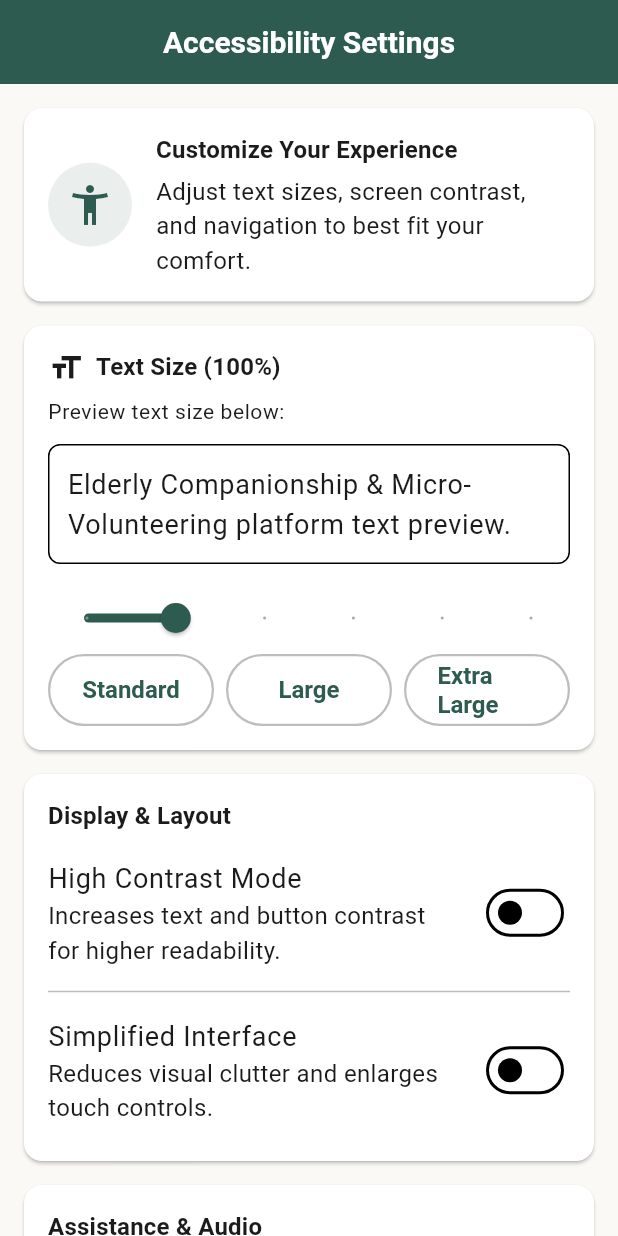
After one commit to dilmithp/SE3080-Group18_Assignment01, a Flutter app: the AccessibilitySettingsScreen screen opened by its route, on a phone screen of 412 x 824 dp. The commit adds this screen. Run offline on Flutter 3.47's test engine with Material 3 defaults, Android fonts, the phone set to English and light mode, and no system bars; our stand-ins replace cloud_firestore, dartz, firebase_auth, firebase_core, firebase_messaging, firebase_storage and 4 more; accounts and stored records are empty; generated files the repository leaves out were written again.

Commit message:
feat(design-system): add accessibility settings screen and voice-guided prompts support

```diff
--- a/lib/core/routing/app_router.dart
+++ b/lib/core/routing/app_router.dart
@@ -12,6 +12,7 @@ import 'package:elderly_companion/features/auth_trust/presentation/screens/signu
 import 'package:elderly_companion/features/auth_trust/presentation/screens/verification_screen.dart';
 import 'package:elderly_companion/features/matching/presentation/screens/match_details_screen.dart';
 import 'package:elderly_companion/features/matching/presentation/screens/matching_screen.dart';
+import 'package:elderly_companion/features/profiles/presentation/screens/accessibility_settings_screen.dart';
 import 'package:elderly_companion/features/profiles/presentation/screens/edit_profile_screen.dart';
 import 'package:elderly_companion/features/profiles/presentation/screens/profile_screen.dart';
 import 'package:elderly_companion/features/scheduling/presentation/screens/scheduling_screen.dart';
@@ -100,6 +101,11 @@ final goRouterProvider = Provider<GoRouter>((ref) {
         builder: (context, state) => const EditProfileScreen(),
       ),
       GoRoute(
+        path: RouteNames.accessibilitySettings,
+        name: 'accessibilitySettings',
+        builder: (context, state) => const AccessibilitySettingsScreen(),
+      ),
+      GoRoute(
         path: RouteNames.matching,
         name: 'matching',
         builder: (context, state) => const MatchingScreen(),
--- a/lib/core/routing/route_names.dart
+++ b/lib/core/routing/route_names.dart
@@ -17,6 +17,7 @@ class RouteNames {
   // profiles
   static const String profile = '/profile';
   static const String editProfile = '/profile/edit';
+  static const String accessibilitySettings = '/accessibility-settings';
 
   // matching
   static const String matching = '/matching';
--- a/lib/core/theme/accessibility/accessibility_controller.dart
+++ b/lib/core/theme/accessibility/accessibility_controller.dart
@@ -6,6 +6,7 @@ import 'package:elderly_companion/core/theme/accessibility/accessibility_state.d
 const _prefsKeyTextScale = 'accessibility.textScale';
 const _prefsKeyHighContrast = 'accessibility.highContrast';
 const _prefsKeySimplifiedMode = 'accessibility.simplifiedMode';
+const _prefsKeyVoiceGuidedPrompts = 'accessibility.voiceGuidedPrompts';
 
 /// Owns [AccessibilityState] and persists it with `shared_preferences` so
 /// preferences survive app restarts. Consumed by app.dart to drive
@@ -23,6 +24,7 @@ class AccessibilityController extends Notifier<AccessibilityState> {
       textScale: prefs.getDouble(_prefsKeyTextScale) ?? 1.0,
       highContrast: prefs.getBool(_prefsKeyHighContrast) ?? false,
       simplifiedMode: prefs.getBool(_prefsKeySimplifiedMode) ?? false,
+      voiceGuidedPrompts: prefs.getBool(_prefsKeyVoiceGuidedPrompts) ?? false,
     );
   }
 
@@ -47,6 +49,12 @@ class AccessibilityController extends Notifier<AccessibilityState> {
     final prefs = await SharedPreferences.getInstance();
     await prefs.setBool(_prefsKeySimplifiedMode, enabled);
   }
+
+  Future<void> setVoiceGuidedPrompts(bool enabled) async {
+    state = state.copyWith(voiceGuidedPrompts: enabled);
+    final prefs = await SharedPreferences.getInstance();
+    await prefs.setBool(_prefsKeyVoiceGuidedPrompts, enabled);
+  }
 }
 
 final accessibilityControllerProvider =
--- a/lib/core/theme/accessibility/accessibility_state.dart
+++ b/lib/core/theme/accessibility/accessibility_state.dart
@@ -8,6 +8,7 @@ class AccessibilityState {
     this.textScale = 1.0,
     this.highContrast = false,
     this.simplifiedMode = false,
+    this.voiceGuidedPrompts = false,
   });
 
   /// Multiplier applied on top of the base 16sp body text. Clamped to
@@ -21,6 +22,9 @@ class AccessibilityState {
   /// targets, simpler wording. Individual screens read this flag and adapt.
   final bool simplifiedMode;
 
+  /// Enables voice-guided prompt descriptions and audio cues for screen elements.
+  final bool voiceGuidedPrompts;
+
   static const double minTextScale = 0.85;
   static const double maxTextScale = 1.6;
 
@@ -28,11 +32,13 @@ class AccessibilityState {
     double? textScale,
     bool? highContrast,
     bool? simplifiedMode,
+    bool? voiceGuidedPrompts,
   }) {
     return AccessibilityState(
       textScale: textScale ?? this.textScale,
       highContrast: highContrast ?? this.highContrast,
       simplifiedMode: simplifiedMode ?? this.simplifiedMode,
+      voiceGuidedPrompts: voiceGuidedPrompts ?? this.voiceGuidedPrompts,
     );
   }
 
@@ -40,6 +46,7 @@ class AccessibilityState {
         'textScale': textScale,
         'highContrast': highContrast,
         'simplifiedMode': simplifiedMode,
+        'voiceGuidedPrompts': voiceGuidedPrompts,
       };
 
   factory AccessibilityState.fromJson(Map<String, Object?> json) {
@@ -47,6 +54,7 @@ class AccessibilityState {
       textScale: (json['textScale'] as num?)?.toDouble() ?? 1.0,
       highContrast: json['highContrast'] as bool? ?? false,
       simplifiedMode: json['simplifiedMode'] as bool? ?? false,
+      voiceGuidedPrompts: json['voiceGuidedPrompts'] as bool? ?? false,
     );
   }
 
@@ -57,8 +65,10 @@ class AccessibilityState {
           runtimeType == other.runtimeType &&
           textScale == other.textScale &&
           highContrast == other.highContrast &&
-          simplifiedMode == other.simplifiedMode;
+          simplifiedMode == other.simplifiedMode &&
+          voiceGuidedPrompts == other.voiceGuidedPrompts;
 
   @override
-  int get hashCode => Object.hash(textScale, highContrast, simplifiedMode);
+  int get hashCode =>
+      Object.hash(textScale, highContrast, simplifiedMode, voiceGuidedPrompts);
 }
--- /dev/null
+++ b/lib/features/profiles/presentation/screens/accessibility_settings_screen.dart
@@ -0,0 +1,264 @@
+import 'package:flutter/material.dart';
+import 'package:flutter_riverpod/flutter_riverpod.dart';
+
+import 'package:elderly_companion/core/theme/accessibility/accessibility_controller.dart';
+import 'package:elderly_companion/core/theme/accessibility/accessibility_state.dart';
+import 'package:elderly_companion/core/widgets/app_button.dart';
+import 'package:elderly_companion/core/widgets/app_card.dart';
+
+/// Screen allowing elderly users and volunteers to customize accessibility preferences:
+/// - Dynamic Text Scaling (0.85x to 1.6x slider & quick presets)
+/// - High Contrast Mode toggle
+/// - Simplified Interface Mode toggle
+/// - Voice-Guided Prompts toggle
+class AccessibilitySettingsScreen extends ConsumerWidget {
+  const AccessibilitySettingsScreen({super.key});
+
+  @override
+  Widget build(BuildContext context, WidgetRef ref) {
+    final accessibility = ref.watch(accessibilityControllerProvider);
+    final controller = ref.read(accessibilityControllerProvider.notifier);
+    final theme = Theme.of(context);
+
+    return Scaffold(
+      appBar: AppBar(
+        title: const Text('Accessibility Settings'),
+      ),
+      body: ListView(
+        padding: const EdgeInsets.all(16),
+        children: [
+          _buildHeader(context, accessibility),
+          const SizedBox(height: 16),
+          _buildTextScaleCard(context, ref, accessibility, controller),
+          const SizedBox(height: 16),
+          _buildDisplayCard(context, accessibility, controller),
+          const SizedBox(height: 16),
+          _buildVoiceGuidanceCard(context, accessibility, controller),
+          const SizedBox(height: 24),
+          AppButton(
+            label: 'Reset Accessibility Defaults',
+            variant: AppButtonVariant.outlined,
+            onPressed: () async {
+              await controller.setTextScale(1.0);
+              await controller.setHighContrast(false);
+              await controller.setSimplifiedMode(false);
+              await controller.setVoiceGuidedPrompts(false);
+              if (context.mounted) {
+                ScaffoldMessenger.of(context).showSnackBar(
+                  const SnackBar(
+                    content: Text('Accessibility preferences reset to default.'),
+                  ),
+                );
+              }
+            },
+          ),
+        ],
+      ),
+    );
+  }
+
+  Widget _buildHeader(BuildContext context, AccessibilityState accessibility) {
+    final theme = Theme.of(context);
+    return Semantics(
+      label: 'Accessibility Preferences Header',
+      child: AppCard(
+        child: Row(
+          children: [
+            Container(
+              padding: const EdgeInsets.all(12),
+              decoration: BoxDecoration(
+                color: theme.colorScheme.primary.withOpacity(0.1),
+                shape: BoxShape.circle,
+              ),
+              child: Icon(
+                Icons.accessibility_new,
+                size: 32,
+                color: theme.colorScheme.primary,
+              ),
+            ),
+            const SizedBox(width: 16),
+            Expanded(
+              child: Column(
+                crossAxisAlignment: CrossAxisAlignment.start,
+                children: [
+                  Text(
+                    'Customize Your Experience',
+                    style: theme.textTheme.titleMedium?.copyWith(
+                      fontWeight: FontWeight.bold,
+                    ),
+                  ),
+                  const SizedBox(height: 4),
+                  Text(
+                    'Adjust text sizes, screen contrast, and navigation to best fit your comfort.',
+                    style: theme.textTheme.bodyMedium,
+                  ),
+                ],
+              ),
+            ),
+          ],
+        ),
+      ),
+    );
+  }
+
+  Widget _buildTextScaleCard(
+    BuildContext context,
+    WidgetRef ref,
+    AccessibilityState state,
+    AccessibilityController controller,
+  ) {
+    final theme = Theme.of(context);
+    final scalePercent = (state.textScale * 100).round();
+
+    return AppCard(
+      child: Column(
+        crossAxisAlignment: CrossAxisAlignment.start,
+        children: [
+          Row(
+            children: [
+              const Icon(Icons.format_size, size: 24),
+              const SizedBox(width: 8),
+              Expanded(
+                child: Text(
+                  'Text Size ($scalePercent%)',
+                  style: theme.textTheme.titleMedium?.copyWith(
+                    fontWeight: FontWeight.bold,
+                  ),
+                ),
+              ),
+            ],
+          ),
+          const SizedBox(height: 8),
+          Text(
+            'Preview text size below:',
+            style: theme.textTheme.bodySmall,
+          ),
+          const SizedBox(height: 12),
+          Container(
+            width: double.infinity,
+            padding: const EdgeInsets.all(12),
+            decoration: BoxDecoration(
+              color: theme.colorScheme.surface,
+              borderRadius: BorderRadius.circular(8),
+              border: Border.all(color: theme.dividerColor),
+            ),
+            child: Text(
+              'Elderly Companionship & Micro-Volunteering platform text preview.',
+              style: theme.textTheme.bodyLarge?.copyWith(
+                fontSize: (theme.textTheme.bodyLarge?.fontSize ?? 16) * state.textScale,
+              ),
+            ),
+          ),
+          const SizedBox(height: 12),
+          Slider(
+            value: state.textScale,
+            min: AccessibilityState.minTextScale,
+            max: AccessibilityState.maxTextScale,
+            divisions: 5,
+            label: '$scalePercent%',
+            onChanged: (val) => controller.setTextScale(val),
+          ),
+          Row(
+            mainAxisAlignment: MainAxisAlignment.spaceEvenly,
+            children: [
+              Expanded(
+                child: OutlinedButton(
+                  onPressed: () => controller.setTextScale(1.0),
+                  child: const Text('Standard'),
+                ),
+              ),
+              const SizedBox(width: 8),
+              Expanded(
+                child: OutlinedButton(
+                  onPressed: () => controller.setTextScale(1.3),
+                  child: const Text('Large'),
+                ),
+              ),
+              const SizedBox(width: 8),
+              Expanded(
+                child: OutlinedButton(
+                  onPressed: () => controller.setTextScale(1.5),
+                  child: const Text('Extra Large'),
+                ),
+              ),
+            ],
+          ),
+        ],
+      ),
+    );
+  }
+
+  Widget _buildDisplayCard(
+    BuildContext context,
+    AccessibilityState state,
+    AccessibilityController controller,
+  ) {
+    final theme = Theme.of(context);
+
+    return AppCard(
+      child: Column(
+        crossAxisAlignment: CrossAxisAlignment.start,
+        children: [
+          Text(
+            'Display & Layout',
+            style: theme.textTheme.titleMedium?.copyWith(
+              fontWeight: FontWeight.bold,
+            ),
+          ),
+          const SizedBox(height: 8),
+          SwitchListTile(
+            contentPadding: EdgeInsets.zero,
+            title: const Text('High Contrast Mode'),
+            subtitle: const Text(
+              'Increases text and button contrast for higher readability.',
+            ),
+            value: state.highContrast,
+            onChanged: (enabled) => controller.setHighContrast(enabled),
+          ),
+          const Divider(),
+          SwitchListTile(
+            contentPadding: EdgeInsets.zero,
+            title: const Text('Simplified Interface'),
+            subtitle: const Text(
+              'Reduces visual clutter and enlarges touch controls.',
+            ),
+            value: state.simplifiedMode,
+            onChanged: (enabled) => controller.setSimplifiedMode(enabled),
+          ),
+        ],
+      ),
+    );
+  }
+
+  Widget _buildVoiceGuidanceCard(
+    BuildContext context,
+    AccessibilityState state,
+    AccessibilityController controller,
+  ) {
+    final theme = Theme.of(context);
+
+    return AppCard(
+      child: Column(
+        crossAxisAlignment: CrossAxisAlignment.start,
+        children: [
+          Text(
+            'Assistance & Audio',
+            style: theme.textTheme.titleMedium?.copyWith(
+              fontWeight: FontWeight.bold,
+            ),
+          ),
+          const SizedBox(height: 8),
+          SwitchListTile(
+            contentPadding: EdgeInsets.zero,
+            title: const Text('Voice-Guided Prompts'),
+            subtitle: const Text(
+              'Announce spoken guidance hints for screen actions and forms.',
+            ),
+            value: state.voiceGuidedPrompts,
+            onChanged: (enabled) => controller.setVoiceGuidedPrompts(enabled),
+          ),
+        ],
+      ),
+    );
+  }
+}
```
Also changed, not shown: 1 other file.
